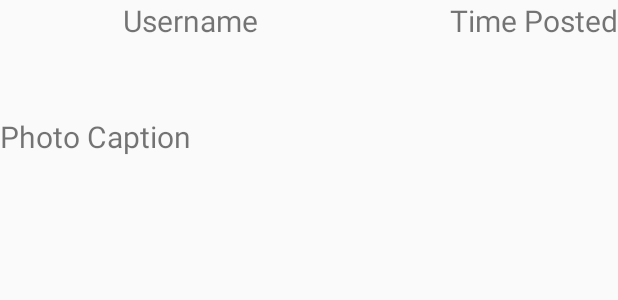
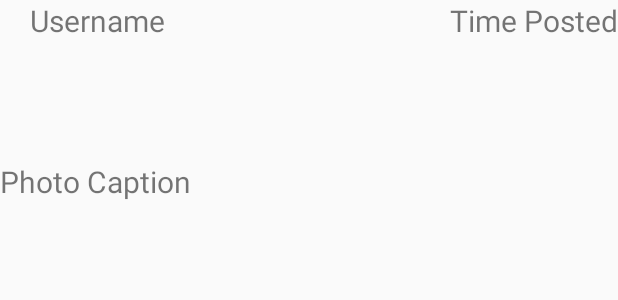
Before and after one commit to catherinejelder/InstagramClient, an Android app: the layout item_photo.xml on its own in the app's theme, with its tools: preview values and no code run, on a phone screen of 412 x 824 dp. Shown: the top 300 px of the screen. Run offline under Robolectric (Android 15) with nearby library versions, the phone set to English and light mode, and no system bars.

Commit message:
user bar is pretty

```diff
--- a/app/src/main/java/com/example/celder/instagramclient/InstagramPhotosAdapter.java
+++ b/app/src/main/java/com/example/celder/instagramclient/InstagramPhotosAdapter.java
@@ -14,6 +14,7 @@ import com.squareup.picasso.Picasso;
 import org.w3c.dom.Text;
 
 import java.util.List;
+import java.util.Date;
 
 /**
  * Created by celder on 2/23/15.
@@ -42,7 +43,11 @@ public class InstagramPhotosAdapter extends ArrayAdapter<InstagramPhoto> {
 
         // add timestamp
         TextView timeCaption = (TextView) convertView.findViewById(R.id.timeCaption);
-        timeCaption.setText(DateUtils.getRelativeTimeSpanString(photo.timestamp));
+        String relativeTimeSpanStr = DateUtils.getRelativeTimeSpanString(photo.timestamp, new Date().getTime() / 1000, 0).toString();
+        Log.i("DEBUG", "photo.timestamp: " + photo.timestamp + ", current time: " + new Date().getTime());
+
+        Log.i("DEBUG", "setting timeCaption text to: " + relativeTimeSpanStr);
+        timeCaption.setText(relativeTimeSpanStr);
 
         // add photo caption
         TextView tvCaption = (TextView) convertView.findViewById(R.id.tvCaption);
--- a/app/src/main/res/layout/item_photo.xml
+++ b/app/src/main/res/layout/item_photo.xml
@@ -10,20 +10,22 @@
         android:scaleType="fitXY"
         android:minHeight="50dp"
         android:layout_below="@+id/userName"
-        android:layout_alignParentLeft="true"
-        android:layout_alignParentStart="true" />
+        android:layout_alignRight="@+id/timeCaption"
+        android:layout_alignEnd="@+id/timeCaption"
+        android:layout_marginTop="30dp" />
 
     <TextView
         android:layout_width="wrap_content"
         android:layout_height="wrap_content"
         android:text="Photo Caption"
         android:id="@+id/tvCaption"
+        android:textSize="20sp"
+        android:maxLines="3"
+        android:ellipsize="end"
         android:layout_below="@+id/ivPhoto"
         android:layout_alignParentLeft="true"
         android:layout_alignParentStart="true"
-        android:textSize="20sp"
-        android:maxLines="3"
-        android:ellipsize="end" />
+        android:layout_marginBottom="25dp"    />
 
     <ImageView
         android:layout_width="wrap_content"
@@ -44,8 +46,8 @@
         android:layout_alignParentTop="true"
         android:layout_toRightOf="@+id/userView"
         android:layout_toEndOf="@+id/userView"
-        android:layout_marginLeft="72dp"
-        android:layout_marginStart="72dp" />
+        android:layout_marginLeft="10dp"
+        android:layout_marginStart="10dp" />
 
     <TextView
         android:layout_width="wrap_content"
```
